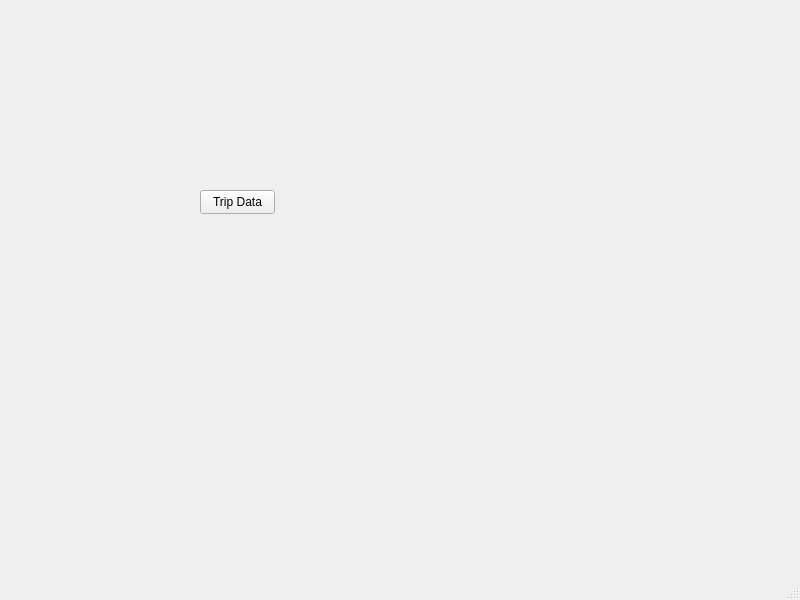
Qt form src/Win/Argous Qt code base/ArgouseBaseSoftware/homepage.ui (Wabinabi/Argos) before a commit.
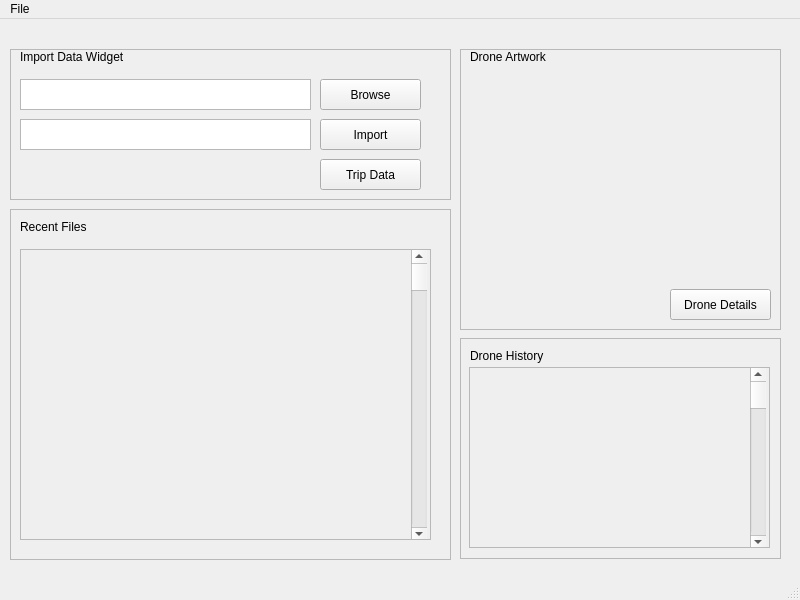
The same form after that commit.

The edit to the form file:
```diff
--- a/src/Win/Argous Qt code base/ArgouseBaseSoftware/homepage.ui
+++ b/src/Win/Argous Qt code base/ArgouseBaseSoftware/homepage.ui
@@ -14,19 +14,271 @@
    <string>MainWindow</string>
   </property>
   <widget class="QWidget" name="centralwidget">
-   <widget class="QPushButton" name="pushButton">
+   <widget class="QLabel" name="label">
     <property name="geometry">
      <rect>
-      <x>200</x>
-      <y>190</y>
-      <width>75</width>
-      <height>24</height>
+      <x>20</x>
+      <y>30</y>
+      <width>131</width>
+      <height>16</height>
      </rect>
     </property>
     <property name="text">
-     <string>Trip Data</string>
+     <string>Import Data Widget</string>
     </property>
    </widget>
+   <widget class="QFrame" name="ImportData">
+    <property name="geometry">
+     <rect>
+      <x>10</x>
+      <y>30</y>
+      <width>441</width>
+      <height>151</height>
+     </rect>
+    </property>
+    <property name="frameShape">
+     <enum>QFrame::StyledPanel</enum>
+    </property>
+    <property name="frameShadow">
+     <enum>QFrame::Raised</enum>
+    </property>
+    <widget class="QPlainTextEdit" name="plainTextEdit">
+     <property name="geometry">
+      <rect>
+       <x>10</x>
+       <y>30</y>
+       <width>291</width>
+       <height>31</height>
+      </rect>
+     </property>
+    </widget>
+    <widget class="QPlainTextEdit" name="plainTextEdit_2">
+     <property name="geometry">
+      <rect>
+       <x>10</x>
+       <y>70</y>
+       <width>291</width>
+       <height>31</height>
+      </rect>
+     </property>
+    </widget>
+    <widget class="QPushButton" name="pushButton_2">
+     <property name="geometry">
+      <rect>
+       <x>310</x>
+       <y>30</y>
+       <width>101</width>
+       <height>31</height>
+      </rect>
+     </property>
+     <property name="text">
+      <string>Browse</string>
+     </property>
+    </widget>
+    <widget class="QPushButton" name="pushButton_3">
+     <property name="geometry">
+      <rect>
+       <x>310</x>
+       <y>70</y>
+       <width>101</width>
+       <height>31</height>
+      </rect>
+     </property>
+     <property name="text">
+      <string>Import</string>
+     </property>
+    </widget>
+    <widget class="QPushButton" name="pushButton">
+     <property name="geometry">
+      <rect>
+       <x>310</x>
+       <y>110</y>
+       <width>101</width>
+       <height>31</height>
+      </rect>
+     </property>
+     <property name="text">
+      <string>Trip Data</string>
+     </property>
+    </widget>
+   </widget>
+   <widget class="QFrame" name="DroneVisual">
+    <property name="geometry">
+     <rect>
+      <x>460</x>
+      <y>30</y>
+      <width>321</width>
+      <height>281</height>
+     </rect>
+    </property>
+    <property name="frameShape">
+     <enum>QFrame::StyledPanel</enum>
+    </property>
+    <property name="frameShadow">
+     <enum>QFrame::Raised</enum>
+    </property>
+    <widget class="QLabel" name="label_2">
+     <property name="geometry">
+      <rect>
+       <x>10</x>
+       <y>0</y>
+       <width>131</width>
+       <height>16</height>
+      </rect>
+     </property>
+     <property name="text">
+      <string>Drone Artwork</string>
+     </property>
+    </widget>
+    <widget class="QPushButton" name="pushButton_4">
+     <property name="geometry">
+      <rect>
+       <x>210</x>
+       <y>240</y>
+       <width>101</width>
+       <height>31</height>
+      </rect>
+     </property>
+     <property name="text">
+      <string>Drone Details</string>
+     </property>
+    </widget>
+   </widget>
+   <widget class="QFrame" name="frame">
+    <property name="geometry">
+     <rect>
+      <x>460</x>
+      <y>319</y>
+      <width>321</width>
+      <height>221</height>
+     </rect>
+    </property>
+    <property name="frameShape">
+     <enum>QFrame::StyledPanel</enum>
+    </property>
+    <property name="frameShadow">
+     <enum>QFrame::Raised</enum>
+    </property>
+    <widget class="QLabel" name="label_3">
+     <property name="geometry">
+      <rect>
+       <x>10</x>
+       <y>10</y>
+       <width>131</width>
+       <height>16</height>
+      </rect>
+     </property>
+     <property name="text">
+      <string>Drone History</string>
+     </property>
+    </widget>
+    <widget class="QScrollArea" name="scrollArea">
+     <property name="geometry">
+      <rect>
+       <x>9</x>
+       <y>29</y>
+       <width>301</width>
+       <height>181</height>
+      </rect>
+     </property>
+     <property name="widgetResizable">
+      <bool>true</bool>
+     </property>
+     <widget class="QWidget" name="scrollAreaWidgetContents">
+      <property name="geometry">
+       <rect>
+        <x>0</x>
+        <y>0</y>
+        <width>299</width>
+        <height>179</height>
+       </rect>
+      </property>
+      <widget class="QScrollBar" name="verticalScrollBar">
+       <property name="geometry">
+        <rect>
+         <x>280</x>
+         <y>0</y>
+         <width>16</width>
+         <height>181</height>
+        </rect>
+       </property>
+       <property name="orientation">
+        <enum>Qt::Vertical</enum>
+       </property>
+      </widget>
+     </widget>
+    </widget>
+   </widget>
+   <widget class="QFrame" name="frame_2">
+    <property name="geometry">
+     <rect>
+      <x>10</x>
+      <y>190</y>
+      <width>441</width>
+      <height>351</height>
+     </rect>
+    </property>
+    <property name="frameShape">
+     <enum>QFrame::StyledPanel</enum>
+    </property>
+    <property name="frameShadow">
+     <enum>QFrame::Raised</enum>
+    </property>
+    <widget class="QLabel" name="label_4">
+     <property name="geometry">
+      <rect>
+       <x>10</x>
+       <y>10</y>
+       <width>131</width>
+       <height>16</height>
+      </rect>
+     </property>
+     <property name="text">
+      <string>Recent Files</string>
+     </property>
+    </widget>
+    <widget class="QScrollArea" name="scrollArea_2">
+     <property name="geometry">
+      <rect>
+       <x>10</x>
+       <y>40</y>
+       <width>411</width>
+       <height>291</height>
+      </rect>
+     </property>
+     <property name="widgetResizable">
+      <bool>true</bool>
+     </property>
+     <widget class="QWidget" name="scrollAreaWidgetContents_2">
+      <property name="geometry">
+       <rect>
+        <x>0</x>
+        <y>0</y>
+        <width>409</width>
+        <height>289</height>
+       </rect>
+      </property>
+      <widget class="QScrollBar" name="verticalScrollBar_2">
+       <property name="geometry">
+        <rect>
+         <x>390</x>
+         <y>0</y>
+         <width>16</width>
+         <height>291</height>
+        </rect>
+       </property>
+       <property name="orientation">
+        <enum>Qt::Vertical</enum>
+       </property>
+      </widget>
+     </widget>
+    </widget>
+   </widget>
+   <zorder>ImportData</zorder>
+   <zorder>label</zorder>
+   <zorder>DroneVisual</zorder>
+   <zorder>frame</zorder>
+   <zorder>frame_2</zorder>
   </widget>
   <widget class="QMenuBar" name="menubar">
    <property name="geometry">
@@ -37,6 +289,13 @@
      <height>22</height>
     </rect>
    </property>
+   <widget class="QMenu" name="menuFile">
+    <property name="title">
+     <string>File</string>
+    </property>
+    <addaction name="actionImport"/>
+   </widget>
+   <addaction name="menuFile"/>
   </widget>
   <widget class="QStatusBar" name="statusbar"/>
  </widget>
```
Left out of the diff: 5 changed lines with no effect on the pictures.
